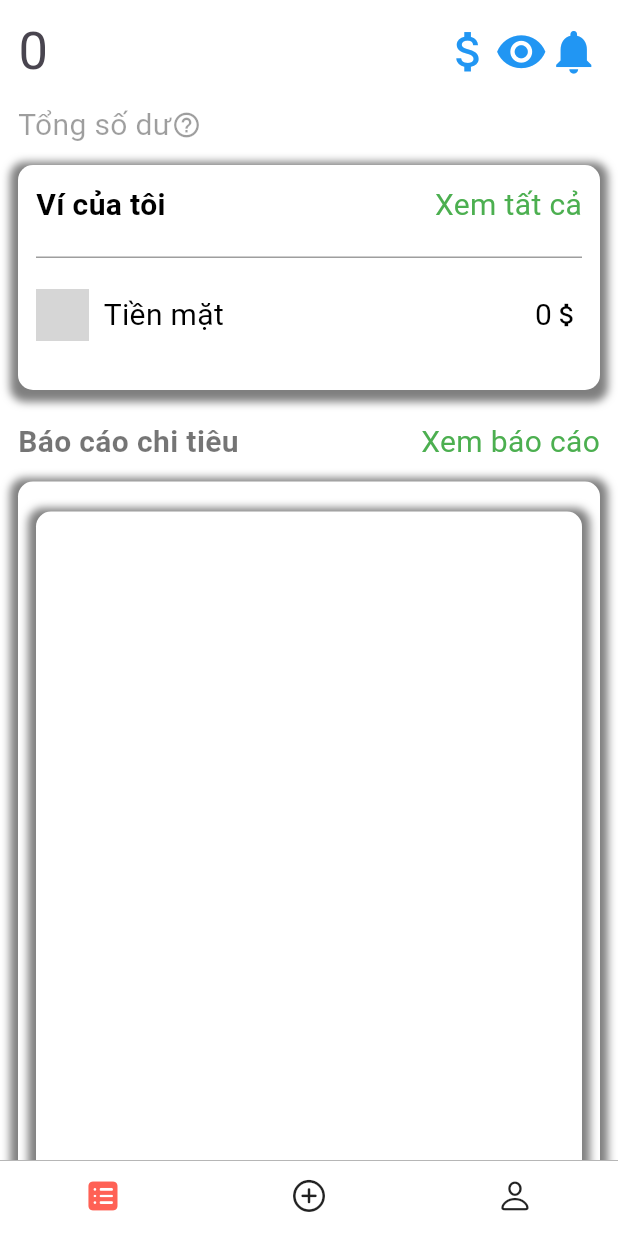
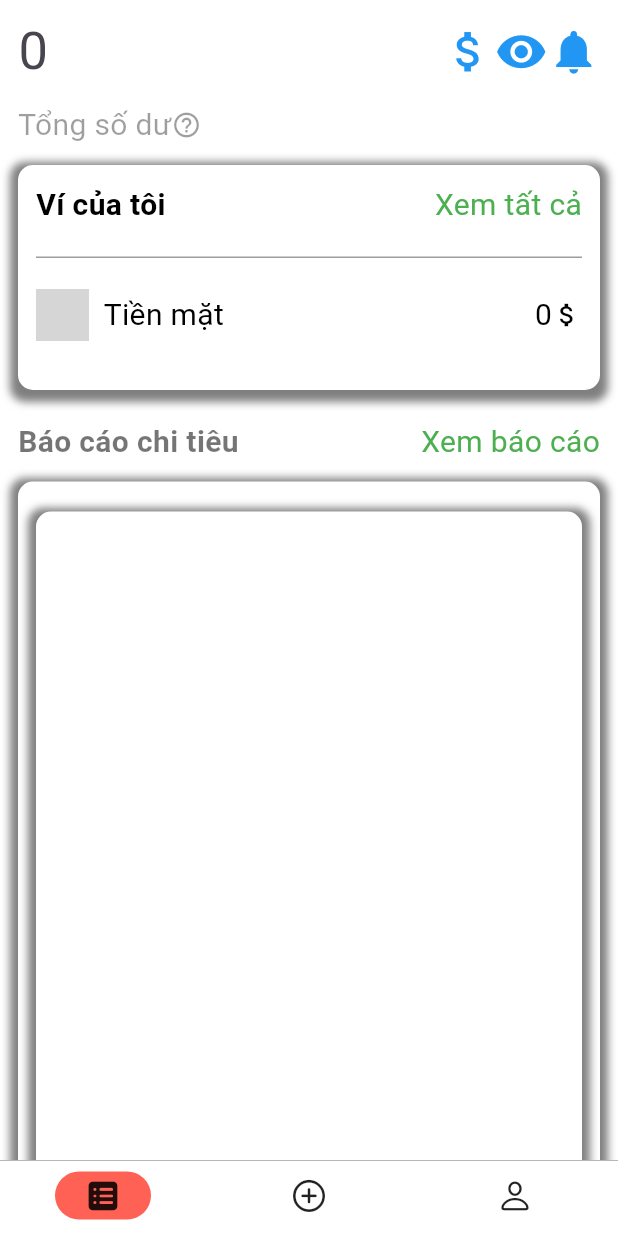
Before and after one commit to hieunmh/PEDFI, a Flutter app: the screen it shows after launch, on a phone screen of 412 x 824 dp. Run offline on Flutter 3.47's test engine with Material 3 defaults, Android fonts, the phone set to English and light mode, and no system bars; our stand-ins replace flutter_dotenv, flutter_iconly, get, loading_animation_widget, shared_preferences, supabase_flutter; accounts and stored records are empty; grey boxes are pictures that could not be loaded.

Commit message:
fix: restructuring folder

```diff
--- a/lib/main.dart
+++ b/lib/main.dart
@@ -2,15 +2,14 @@ import 'package:flutter/material.dart';
 import 'package:get/get.dart';
 import 'package:pedfi/consts/theme_data.dart';
 import 'package:pedfi/provider/dark_theme_provider.dart';
-// import 'package:pedfi/routes/pages.dart';
-// import 'package:pedfi/routes/routes.dart';
-// import 'package:pedfi/screens/bottombar_screen.dart';
-import 'package:pedfi/screens/navmenu/nav_menu.dart';
+import 'package:pedfi/routes/pages.dart';
+import 'package:pedfi/routes/routes.dart';
 import 'package:provider/provider.dart';
 import 'package:supabase_flutter/supabase_flutter.dart';
 import 'package:flutter_dotenv/flutter_dotenv.dart';
 
 Future<void> main() async {
+  WidgetsFlutterBinding.ensureInitialized();
   await dotenv.load(fileName: '.env');
 
   await Supabase.initialize(
@@ -53,9 +52,8 @@ class _MyAppState extends State<MyApp> {
           debugShowCheckedModeBanner: false,
           title: "Pedfi App",
           theme: Styles.themeData(themeProvider.getDarkTheme, context),
-          home: const NavMenu(),
-          // initialRoute: AppRoutes.PROFILESCREEN,
-          // getPages: AppPages.routes,
+          initialRoute: AppRoutes.APPLICATION,
+          getPages: AppPages.routes,
         );
       }),
     );
--- /dev/null
+++ b/lib/pages/application/application_view.dart
@@ -0,0 +1,89 @@
+
+
+import 'package:flutter/material.dart';
+import 'package:get/get.dart';
+import 'package:pedfi/consts/app_color.dart';
+import 'package:pedfi/pages/application/application_controller.dart';
+import 'package:pedfi/provider/dark_theme_provider.dart';
+import 'package:pedfi/screens/add_screen.dart';
+import 'package:pedfi/screens/home/home_screen.dart';
+import 'package:pedfi/screens/profile/profile_screen.dart';
+import 'package:provider/provider.dart';
+
+class ApplicationPage extends GetView<ApplicationController> {
+
+  const ApplicationPage({super.key});
+
+  @override
+  Widget build(BuildContext context) {
+
+    final themeState = Provider.of<DarkThemeProvider>(context);
+
+    final Color color = themeState.getDarkTheme ?
+    AppColor.textDarkThemeColor : AppColor.textLightThemeColor;
+
+    final Color bgcolor = themeState.getDarkTheme ?
+    AppColor.bgDarkThemeColor : AppColor.bgLightThemeColor;
+
+    return Scaffold(
+      body: PageView(
+        physics: const NeverScrollableScrollPhysics(),
+        controller: controller.pageController,
+        onPageChanged: (index) {
+          controller.handlePageChange(index);
+        },
+        children: const [
+          HomeScreen(),
+          AddScreen(),
+          ProfileScreen(),
+        ],
+      ),
+      // bottomNavigationBar: Obx(() => BottomNavigationBar(
+      //   items: controller.bottomNavBar,
+      //   currentIndex: controller.state.value,
+      //   onTap: controller.handleNavBarTap,
+      //   unselectedItemColor: color,
+      //   selectedItemColor: AppColor.commonColor,
+      // )),
+      bottomNavigationBar: Obx(() => Container(
+        decoration: const BoxDecoration(
+          border: Border(
+            top: BorderSide(
+              color: Colors.grey,
+              width: 0.5
+            )
+          )
+        ),
+        child: NavigationBarTheme(
+          data: NavigationBarThemeData(
+            labelTextStyle: MaterialStateProperty.all(
+              TextStyle(
+                fontSize: 0,
+                color: color,
+                fontWeight: FontWeight.w500
+              ),
+            ),
+            iconTheme: MaterialStateProperty.all(
+              IconThemeData(
+                color: color
+              )
+            )
+
+          ),
+          child: NavigationBar(
+            height: 50,
+            elevation: 0,
+            destinations: controller.bottomNavDes,
+            selectedIndex: controller.state.value,
+            onDestinationSelected: (index) => controller.handleNavBarTap(index),
+            // shadowColor: Colors.transparent,
+            indicatorColor: const Color.fromARGB(255, 255, 97, 85),
+            surfaceTintColor: Colors.transparent,
+            backgroundColor: bgcolor,
+          ),
+        ),
+      )),
+
+    );
+  }
+}
--- a/lib/routes/pages.dart
+++ b/lib/routes/pages.dart
@@ -1,29 +1,17 @@
 import 'package:get/get.dart';
+import 'package:pedfi/pages/application/application_bindings.dart';
+import 'package:pedfi/pages/application/application_view.dart';
 import 'package:pedfi/routes/routes.dart';
-import 'package:pedfi/screens/add_screen.dart';
-import 'package:pedfi/screens/home/home_screen.dart';
-import 'package:pedfi/screens/profile/profile_screen.dart';
 
 class AppPages {
   static List<String> history = [];
 
   static final List<GetPage> routes = [
     GetPage(
-      name: AppRoutes.HOMESCREEN,
+      name: AppRoutes.APPLICATION,
       // ignore: prefer_const_constructors
-      page: () => HomeScreen()
-    ),
-
-    GetPage(
-      name: AppRoutes.ADDSCREEN,
-      // ignore: prefer_const_constructors
-      page: () => AddScreen()
-    ),
-
-    GetPage(
-      name: AppRoutes.PROFILESCREEN,
-      // ignore: prefer_const_constructors
-      page: () => ProfileScreen()
+      page: () => ApplicationPage(),
+      binding: ApplicationBindings()
     ),
   ];
 }
--- a/lib/routes/routes.dart
+++ b/lib/routes/routes.dart
@@ -1,8 +1,5 @@
 class AppRoutes {
 
-  static const HOMESCREEN = '/home';
-
-  static const ADDSCREEN = '/add';
-
-  static const PROFILESCREEN = '/profile';
+  // ignore: constant_identifier_names
+  static const APPLICATION = '/application';
 }
--- a/lib/screens/navmenu/nav_menu.dart
+++ /dev/null
@@ -1,105 +0,0 @@
-import 'package:flutter/cupertino.dart';
-import 'package:flutter/material.dart';
-import 'package:pedfi/consts/app_color.dart';
-import 'package:pedfi/provider/dark_theme_provider.dart';
-import 'package:pedfi/screens/add_screen.dart';
-import 'package:pedfi/screens/home/home_screen.dart';
-import 'package:pedfi/screens/profile/profile_screen.dart';
-import 'package:get/get.dart';
-import 'package:provider/provider.dart';
-
-const List<Widget> bottomNavScreen = <Widget>[
-  HomeScreen(),
-  AddScreen(),
-  ProfileScreen()
-];
-
-class NavMenu extends StatelessWidget {
-  const NavMenu({super.key});
-
-  @override
-  Widget build(BuildContext context) {
-
-    final controller = Get.put(NavigationController());
-
-    final themeState = Provider.of<DarkThemeProvider>(context);
-
-    final Color color = themeState.getDarkTheme ?
-    AppColor.textDarkThemeColor : AppColor.textLightThemeColor;
-
-    final Color bgcolor = themeState.getDarkTheme ?
-    AppColor.bgDarkThemeColor : AppColor.bgLightThemeColor;
-
-    return Scaffold(
-      body: Obx(() => controller.screens[controller.currentScreen.value]),
-
-      bottomNavigationBar: Obx(
-        () => Container(
-          decoration: const BoxDecoration(
-            border: Border(
-              top: BorderSide(
-                color: Colors.grey,
-                width: 0.5
-              )
-            )
-          ),
-          child: NavigationBarTheme(
-            data: NavigationBarThemeData(
-              labelTextStyle: MaterialStateProperty.all(
-                TextStyle(
-                  fontSize: 0,
-                  color: color,
-                  fontWeight: FontWeight.w500
-                ),
-              )
-            ),
-            child: NavigationBar(
-              height: 50,
-              elevation: 0,
-              selectedIndex: controller.currentScreen.value,
-              onDestinationSelected: (int index) => controller.currentScreen.value = index,
-              shadowColor: Colors.transparent,
-              indicatorColor: Colors.transparent,
-              // indicatorShape: ShapeBorder,
-              surfaceTintColor: Colors.transparent,
-              backgroundColor: bgcolor,
-              destinations: [
-                NavigationDestination(
-                  selectedIcon: const Icon(CupertinoIcons.square_list_fill,
-                    color: AppColor.commonColor, size: 25,
-                  ),
-                  icon: Icon(CupertinoIcons.square_list, color: color, size: 25),
-                  label: ''
-                ),
-                NavigationDestination(
-                  selectedIcon: const Icon(CupertinoIcons.add_circled_solid,
-                    color: AppColor.commonColor, size: 25,
-                  ),
-                  icon: Icon(CupertinoIcons.add_circled, color: color, size: 25),
-                  label: ''
-                ),
-                NavigationDestination(
-                  selectedIcon: const Icon(CupertinoIcons.person_fill,
-                    color: AppColor.commonColor, size: 25,
-                  ),
-                  icon: Icon(CupertinoIcons.person, color: color, size: 25),
-                  label: '',
-                ),
-              ],
-            ),
-          ),
-        ),
-      ),
-    );
-  }
-}
-
-class NavigationController extends GetxController {
-  final Rx<int> currentScreen = 0.obs;
-
-  final screens = [
-    const HomeScreen(),
-    const AddScreen(),
-    const ProfileScreen()
-  ];
-}
```
Also changed, not shown: lib/pages/application/application_bindings.dart (added, +14 -0 lines), lib/pages/application/application_controller.dart (added, +80 -0 lines), lib/pages/application/home/home_bindings.dart (added, +11 -0 lines), lib/pages/application/home/home_controller.dart (added, +9 -0 lines), lib/pages/application/home/home_view.dart (added, +23 -0 lines), lib/screens/navmenu/bottombar_screen.dart (deleted, +0 -82 lines).
